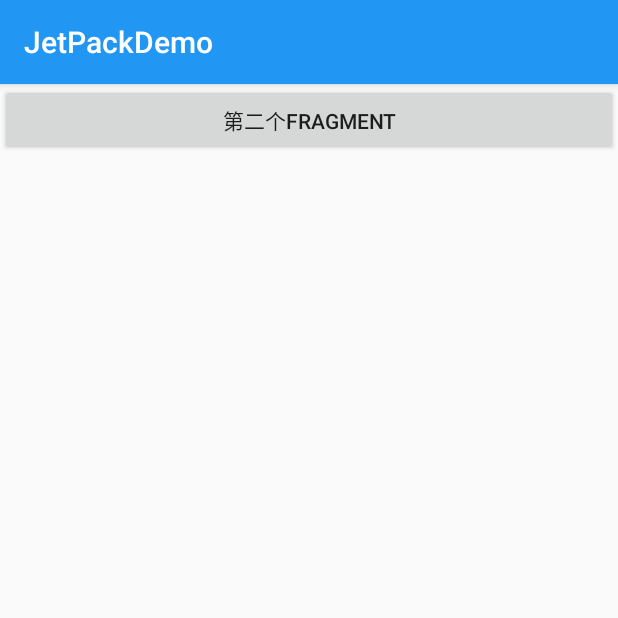
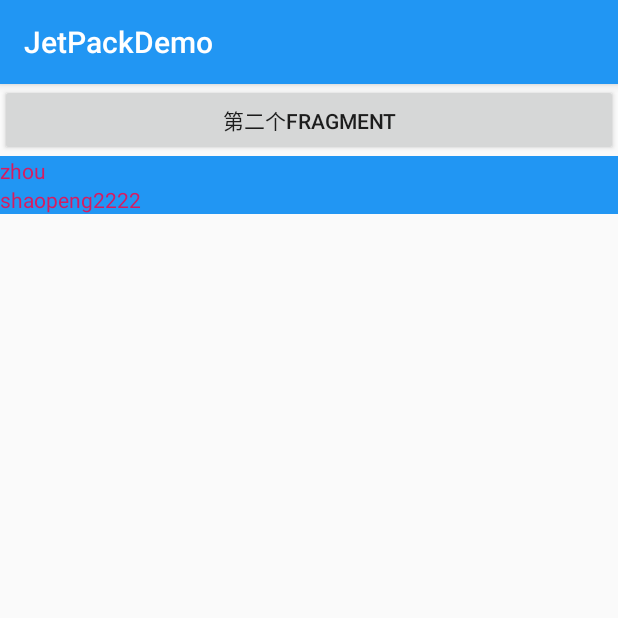
Before and after one commit to zsp19931222/MyJetpackDemo, an Android app: the screen it shows after launch (MainActivity), on a phone screen of 412 x 824 dp, the top half of it. Run offline under Robolectric (Android 15) with nearby library versions, the phone set to English and light mode, and no system bars; our stand-ins replace data binding.

Commit message:
dataBinding数据绑定

```diff
--- a/app/build.gradle
+++ b/app/build.gradle
@@ -26,6 +26,9 @@ android {
     viewBinding {
         enabled = true
     }
+    dataBinding {
+        enabled = true
+    }
 }
 
 dependencies {
--- a/app/src/main/java/com/zsp/myjetpackdemo/BlankFragment2.kt
+++ b/app/src/main/java/com/zsp/myjetpackdemo/BlankFragment2.kt
@@ -1,11 +1,15 @@
 package com.zsp.myjetpackdemo
 
 import android.os.Bundle
+import android.util.Log
 import android.view.LayoutInflater
 import android.view.View
 import android.view.ViewGroup
+import androidx.databinding.DataBindingUtil
 import androidx.fragment.app.Fragment
 import androidx.navigation.Navigation
+import com.zsp.myjetpackdemo.bean.User
+import com.zsp.myjetpackdemo.databinding.FragmentBlank2Binding
 import kotlinx.android.synthetic.main.fragment_blank2.*
 
 // TODO: Rename parameter arguments, choose names that match
@@ -21,12 +25,16 @@ private const val ARG_PARAM2 = "param2"
 class BlankFragment2 : Fragment() {
     // TODO: Rename and change types of parameters
 
-
+    private lateinit var dataBinding: FragmentBlank2Binding
     override fun onViewCreated(view: View, savedInstanceState: Bundle?) {
         super.onViewCreated(view, savedInstanceState)
-        btn.setOnClickListener{
+        btn.setOnClickListener {
             Navigation.findNavController(it).navigate(R.id.action_blankFragment2_to_blankFragment3)
         }
+        dataBinding.viewModel=User("zhou","shaopeng2222")
+        dataBinding.firstName="zhou"
+        dataBinding.lastName="shaopeng"
+        Log.d("dataBinding",dataBinding.firstName)
     }
 
     override fun onCreateView(
@@ -34,7 +42,8 @@ class BlankFragment2 : Fragment() {
         savedInstanceState: Bundle?
     ): View? {
         // Inflate the layout for this fragment
-        return inflater.inflate(R.layout.fragment_blank2, container, false)
+        dataBinding = FragmentBlank2Binding.inflate(inflater)
+        return dataBinding.root
     }
 
 }
--- /dev/null
+++ b/app/src/main/java/com/zsp/myjetpackdemo/bean/User.kt
@@ -0,0 +1,10 @@
+package com.zsp.myjetpackdemo.bean
+
+/**
+ * description:
+ * author:created by Andy on 2020/3/27 0027 10:42
+ * email:zsp872126510@gmail.com
+ */
+
+//属性既可以用关键字 var 声明为可变的，也可以用关键字 val 声明为只读的。
+data  class User(var firstName: String, val lastName: String)
--- a/app/src/main/res/layout/fragment_blank2.xml
+++ b/app/src/main/res/layout/fragment_blank2.xml
@@ -1,15 +1,54 @@
 <?xml version="1.0" encoding="utf-8"?>
-<FrameLayout xmlns:android="http://schemas.android.com/apk/res/android"
-    xmlns:tools="http://schemas.android.com/tools"
+<layout xmlns:android="http://schemas.android.com/apk/res/android"
+    xmlns:tools="http://schemas.android.com/tools">
+
+    <data>
+
+        <variable
+            name="viewModel"
+            type="com.zsp.myjetpackdemo.bean.User" />
+
+        <variable
+            name="firstName"
+            type="String" />
+
+        <variable
+            name="lastName"
+            type="String" />
+    </data>
+
+    <FrameLayout
         android:layout_width="match_parent"
         android:layout_height="match_parent"
         tools:context=".BlankFragment2">
 
         <!-- TODO: Update blank fragment layout -->
+        <LinearLayout
+            android:layout_width="match_parent"
+            android:layout_height="wrap_content"
+            android:orientation="vertical">
+
             <Button
                 android:id="@+id/btn"
                 android:layout_width="match_parent"
                 android:layout_height="wrap_content"
                 android:text="第二个fragment" />
 
+            <TextView
+                android:layout_width="match_parent"
+                android:layout_height="wrap_content"
+                android:background="@color/colorPrimary"
+                android:text="@{viewModel.firstName}"
+                android:textColor="@color/colorAccent" />
+
+            <TextView
+                android:layout_width="match_parent"
+                android:layout_height="wrap_content"
+                android:background="@color/colorPrimary"
+                android:text="@{viewModel.lastName}"
+                android:textColor="@color/colorAccent" />
+        </LinearLayout>
+
+
     </FrameLayout>
+</layout>
```
Lines whose indentation alone changed are shown as unchanged.
